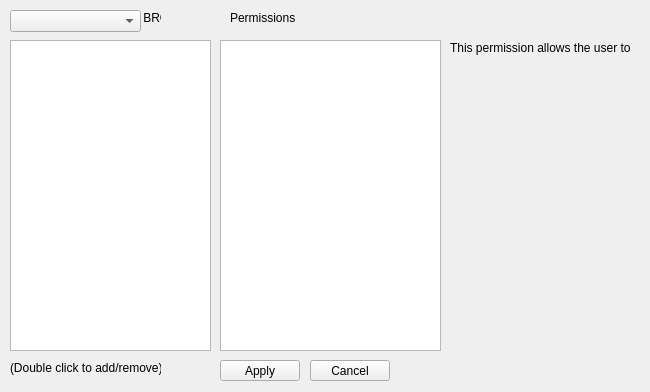
Qt form LAWRENTIAN/LuD/managetitles.ui (pyridine/LAWRENTIAN) before a commit.
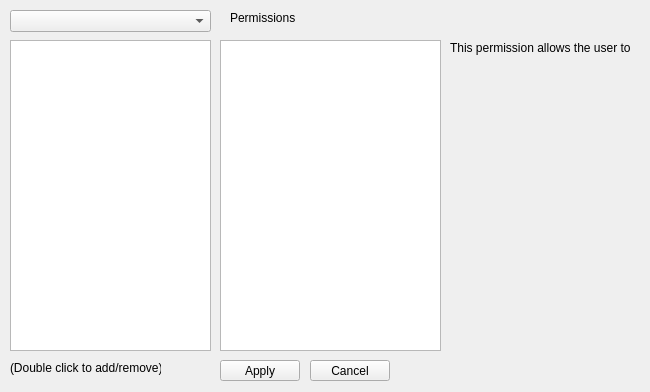
The same form after that commit.

```diff
--- a/LAWRENTIAN/LuD/managetitles.ui
+++ b/LAWRENTIAN/LuD/managetitles.ui
@@ -135,7 +135,7 @@
     <rect>
      <x>10</x>
      <y>10</y>
-     <width>131</width>
+     <width>201</width>
      <height>22</height>
     </rect>
    </property>
```
